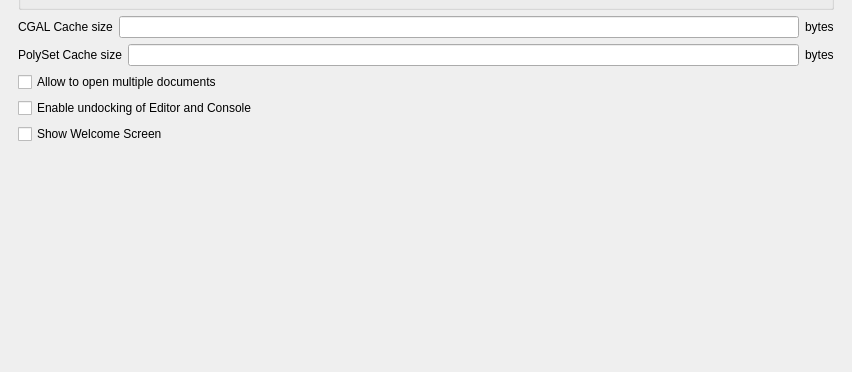
Qt form src/Preferences.ui (openscad/openscad) before a commit; both pictures show x 0 to 852 and y 178 to 550 of the 852 by 550 pixel window.
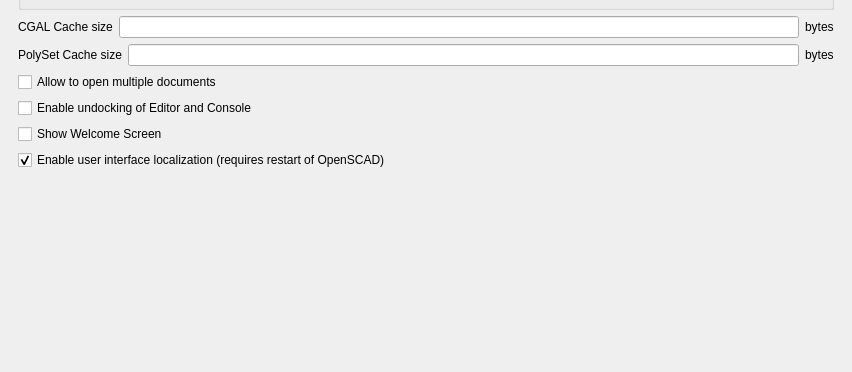
The same form after that commit. The open tabs and pages were chosen to show the change. Icons and pictures are not drawn.

Commit message: Add preferences option to enable/disable localization.

Patch:
```diff
--- a/src/Preferences.ui
+++ b/src/Preferences.ui
@@ -699,6 +699,16 @@
           </property>
          </widget>
         </item>
+	<item>
+         <widget class="QCheckBox" name="localizationCheckBox">
+          <property name="text">
+           <string>Enable user interface localization (requires restart of OpenSCAD)</string>
+          </property>
+          <property name="checked">
+           <bool>true</bool>
+          </property>
+         </widget>
+        </item>
         <item>
          <spacer name="verticalSpacer_2">
           <property name="orientation">
```
Left out of the diff: 4 changed lines with no effect on the pictures. The commit also changes 2 other files.
